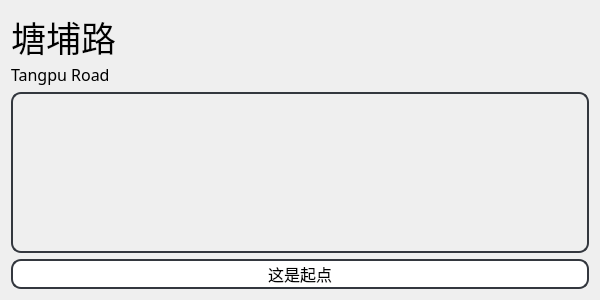
Above: window/ui/start_dialog.ui from EveningCity/EST-Software_For_Subway before the change. Below: the same form after it.
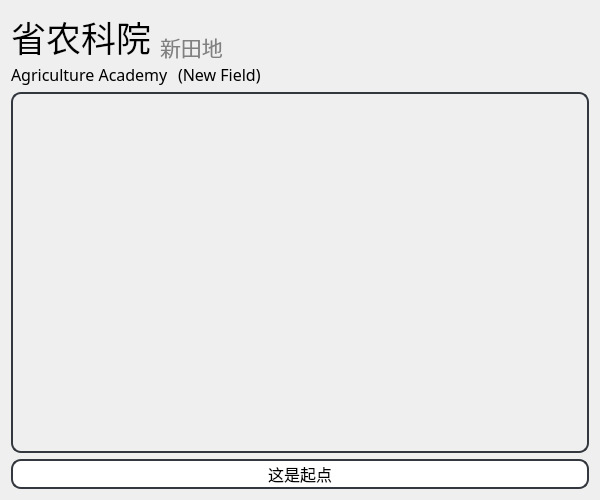
That is the form after the change. Icons and pictures are not drawn.

Patch:
```diff
--- a/window/ui/start_dialog.ui
+++ b/window/ui/start_dialog.ui
@@ -7,7 +7,7 @@
     <x>0</x>
     <y>0</y>
     <width>600</width>
-    <height>300</height>
+    <height>500</height>
    </rect>
   </property>
   <property name="font">
@@ -55,9 +55,43 @@
      <item>
       <layout class="QVBoxLayout" name="verticalLayout">
        <item>
+        <layout class="QHBoxLayout" name="horizontalLayout_3">
+         <item>
+          <widget class="QLabel" name="subNameChinese">
+           <property name="font">
+            <font>
+             <family>黑体</family>
+             <pointsize>16</pointsize>
+            </font>
+           </property>
+           <property name="styleSheet">
+            <string notr="true">color: gray;</string>
+           </property>
+           <property name="text">
+            <string>新田地</string>
+           </property>
+           <property name="alignment">
+            <set>Qt::AlignBottom|Qt::AlignLeading|Qt::AlignLeft</set>
+           </property>
+          </widget>
+         </item>
+         <item>
+          <widget class="QLabel" name="a1">
+           <property name="sizePolicy">
+            <sizepolicy hsizetype="Fixed" vsizetype="Expanding">
+             <horstretch>0</horstretch>
+             <verstretch>0</verstretch>
+            </sizepolicy>
+           </property>
+           <property name="text">
+            <string/>
+           </property>
+          </widget>
+         </item>
+         <item>
         <widget class="QLabel" name="nameChinese">
          <property name="sizePolicy">
-          <sizepolicy hsizetype="Preferred" vsizetype="Fixed">
+            <sizepolicy hsizetype="Fixed" vsizetype="Expanding">
            <horstretch>0</horstretch>
            <verstretch>0</verstretch>
           </sizepolicy>
@@ -72,20 +106,62 @@
           </font>
          </property>
          <property name="text">
-          <string>塘埔路</string>
+            <string>省农科院</string>
          </property>
          <property name="textFormat">
           <enum>Qt::AutoText</enum>
          </property>
          <property name="alignment">
           <set>Qt::AlignBottom|Qt::AlignLeading|Qt::AlignLeft</set>
+           </property>
+          </widget>
+         </item>
+        </layout>
+       </item>
+       <item>
+        <layout class="QHBoxLayout" name="horizontalLayout_4">
+         <item>
+          <widget class="QLabel" name="subNameEnglish">
+           <property name="sizePolicy">
+            <sizepolicy hsizetype="Expanding" vsizetype="Expanding">
+             <horstretch>0</horstretch>
+             <verstretch>0</verstretch>
+            </sizepolicy>
+           </property>
+           <property name="font">
+            <font>
+             <family>微软雅黑 Light</family>
+             <pointsize>12</pointsize>
+            </font>
+           </property>
+           <property name="styleSheet">
+            <string notr="true"/>
+           </property>
+           <property name="text">
+            <string>(New Field)</string>
+           </property>
+           <property name="alignment">
+            <set>Qt::AlignBottom|Qt::AlignLeading|Qt::AlignLeft</set>
+           </property>
+          </widget>
+         </item>
+         <item>
+          <widget class="QLabel" name="a2">
+           <property name="sizePolicy">
+            <sizepolicy hsizetype="Fixed" vsizetype="Expanding">
+             <horstretch>0</horstretch>
+             <verstretch>0</verstretch>
+            </sizepolicy>
+           </property>
+           <property name="text">
+            <string/>
          </property>
         </widget>
        </item>
        <item>
         <widget class="QLabel" name="nameEnglish">
          <property name="sizePolicy">
-          <sizepolicy hsizetype="Preferred" vsizetype="Fixed">
+            <sizepolicy hsizetype="Fixed" vsizetype="Expanding">
            <horstretch>0</horstretch>
            <verstretch>0</verstretch>
           </sizepolicy>
@@ -99,15 +175,17 @@
           </font>
          </property>
          <property name="text">
-          <string>Tangpu Road</string>
+            <string>Agriculture Academy</string>
          </property>
          <property name="textFormat">
           <enum>Qt::AutoText</enum>
          </property>
          <property name="alignment">
-          <set>Qt::AlignLeading|Qt::AlignLeft|Qt::AlignTop</set>
-         </property>
-        </widget>
+            <set>Qt::AlignBottom|Qt::AlignLeading|Qt::AlignLeft</set>
+           </property>
+          </widget>
+         </item>
+        </layout>
        </item>
       </layout>
      </item>
@@ -121,6 +199,12 @@
        <verstretch>0</verstretch>
       </sizepolicy>
      </property>
+     <property name="font">
+      <font>
+       <family>黑体</family>
+       <pointsize>12</pointsize>
+      </font>
+     </property>
      <property name="layoutDirection">
       <enum>Qt::LeftToRight</enum>
      </property>
@@ -166,6 +250,9 @@
 border: none;
 }</string>
      </property>
+     <property name="horizontalScrollBarPolicy">
+      <enum>Qt::ScrollBarAlwaysOff</enum>
+     </property>
      <property name="widgetResizable">
       <bool>true</bool>
      </property>
@@ -175,7 +262,7 @@
         <x>0</x>
         <y>0</y>
         <width>558</width>
-        <height>148</height>
+        <height>319</height>
        </rect>
       </property>
       <property name="layoutDirection">
```
Lines whose indentation alone changed are shown as unchanged.
